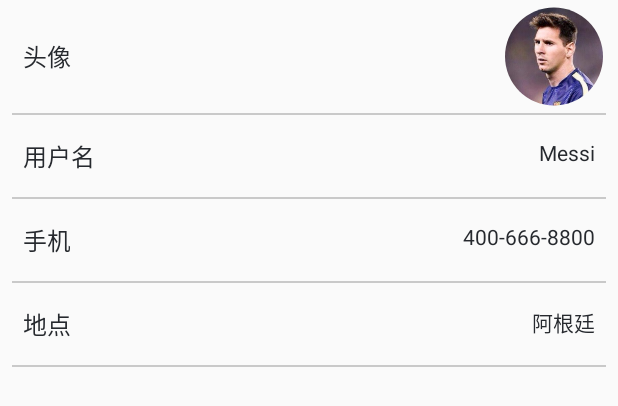
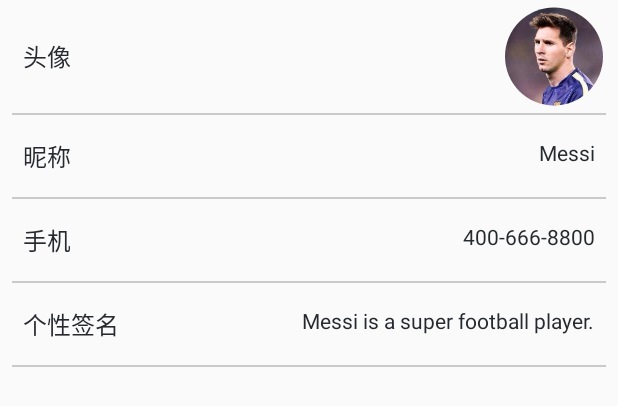
Before and after one commit to sifeng666/WuHua, an Android app: the layout activity_profile.xml on its own in the app's theme, with its tools: preview values and no code run, on a phone screen of 412 x 824 dp. Shown: the top 406 px of the screen. Run offline under Robolectric (Android 15) with nearby library versions, the phone set to English and light mode, and no system bars; Roboto replaces fonts that are not available here.

Commit message:
细节修改

```diff
--- a/app/src/main/java/com/example/tang/wuhua/SendPageNineImage.java
+++ b/app/src/main/java/com/example/tang/wuhua/SendPageNineImage.java
@@ -45,7 +45,7 @@ public class SendPageNineImage extends AppCompatActivity {
             "http://www.cnr.cn/newscenter/tyxw/international/news/20151104/W020151104324334665281.jpg",
             "http://cdnq.duitang.com/uploads/item/201406/19/20140619172206_F5AMv.thumb.700_0.jpeg",
             "http://images.china.cn/attachement/jpg/site1000/20140617/7427ea210951150a150456.jpg",
-            "http://i2.hoopchina.com.cn/blogfile/201303/30/136461474350812.jpg",
+//            "http://i2.hoopchina.com.cn/blogfile/201303/30/136461474350812.jpg",
     };
 
 
--- a/app/src/main/res/layout/activity_header.xml
+++ b/app/src/main/res/layout/activity_header.xml
@@ -81,6 +81,8 @@
             android:layout_marginRight="15dp"
             android:layout_marginTop="5dp"
             android:maxLines="1"
+            android:ellipsize="end"
+            android:maxWidth="260dp"
             android:text="Messi is a super football player."
             android:textColor="#b3b3b3"
             android:textSize="13sp" />
--- a/app/src/main/res/layout/activity_login.xml
+++ b/app/src/main/res/layout/activity_login.xml
@@ -42,7 +42,7 @@ android:background="@color/logoScreenBackground">
             android:paddingBottom="15dp"
             android:paddingLeft="25dp"
             android:paddingTop="15dp"
-            android:src="@mipmap/usr_1" />
+            android:src="@mipmap/ic_phone_android_black_48dp" />
 
         <View
             android:id="@+id/view_name_login"
@@ -63,6 +63,7 @@ android:background="@color/logoScreenBackground">
             android:background="@null"
             android:ems="19"
             android:hint=" 手机号"
+            android:inputType="phone"
             android:textColorHint="@color/colorCursor"
             android:textCursorDrawable="@drawable/color_cursor"
             android:textSize="15sp" />
--- a/app/src/main/res/layout/activity_profile.xml
+++ b/app/src/main/res/layout/activity_profile.xml
@@ -73,7 +73,7 @@
             android:layout_width="wrap_content"
             android:layout_height="wrap_content"
             android:layout_weight="5"
-            android:text="用户名"
+            android:text="昵称"
             android:textSize="16sp"
             android:layout_gravity="center"
 
@@ -140,7 +140,7 @@
             android:layout_width="wrap_content"
             android:layout_height="wrap_content"
             android:layout_weight="5"
-            android:text="地点"
+            android:text="个性签名"
             android:textSize="16sp"
             android:layout_gravity="center"
 
@@ -150,7 +150,10 @@
             android:id="@+id/text_location_profile"
             android:layout_width="wrap_content"
             android:layout_height="wrap_content"
-            android:text="阿根廷"
+            android:text="Messi is a super football player."
+            android:maxLines="1"
+            android:ellipsize="end"
+            android:maxWidth="240dp"
             android:textSize="14sp"
             android:textColor="#26292e"
             />
```
Also changed, not shown: app/src/main/res/layout/activity_register.xml (+4 -4 lines), app/src/main/res/mipmap-hdpi/ic_security_36pt_3x.png (added).
